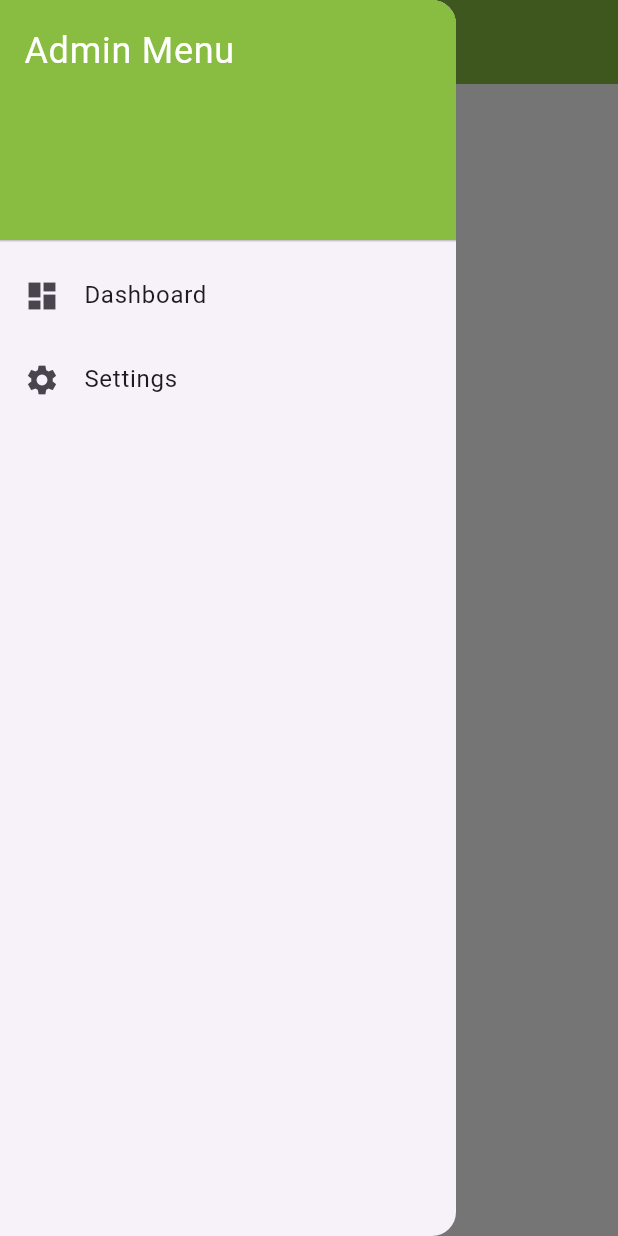
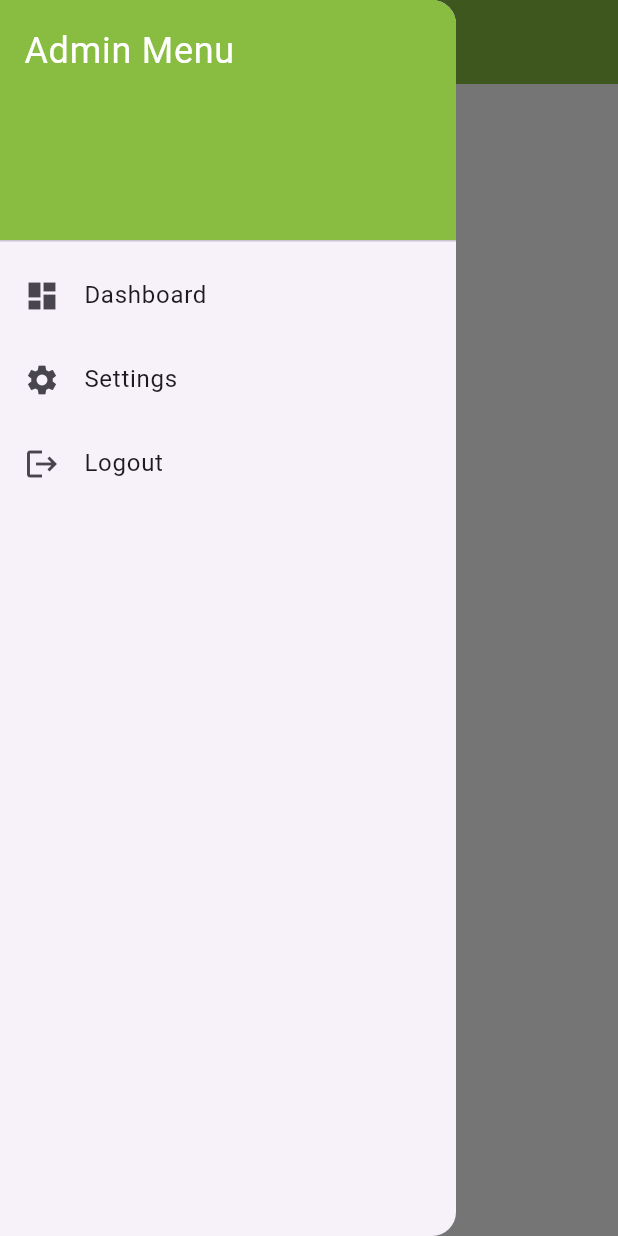
Before and after one commit to rabin2059/finalYearProject, a Flutter app: the Navigation screen opened directly with empty values, with the side drawer open, on a phone screen of 412 x 824 dp. Run offline on Flutter 3.47's test engine with Material 3 defaults, Android fonts, the phone set to English and light mode, and no system bars; our stand-ins replace flutter_screenutil, google_fonts, shared_preferences; accounts and stored records are empty; Roboto replaces fonts that are missing (Mukta).

```diff
--- a/Development/merobus/lib/navigation/navigation.dart
+++ b/Development/merobus/lib/navigation/navigation.dart
@@ -92,6 +92,13 @@ class _NavigationState extends State<Navigation> {
                     });
                   },
                 ),
+                ListTile(
+                  leading: const Icon(Icons.logout),
+                  title: const Text('Logout'),
+                  onTap: () {
+                    Navigator.pushReplacement(context, MaterialPageRoute(builder: (context) => SignIn()));
+                  },
+                ),
               ],
             ),
           ),
```
Also changed, not shown: 2 other files.
